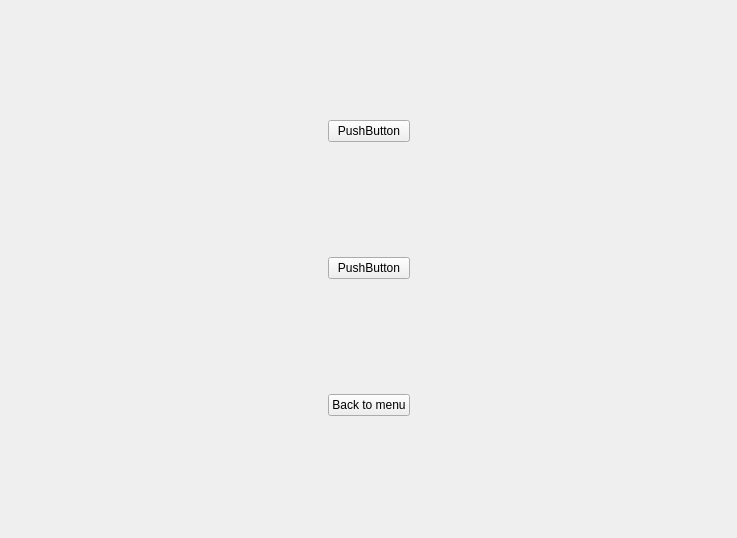
Tock15/FEMjump, file settings.ui: the form before one commit.
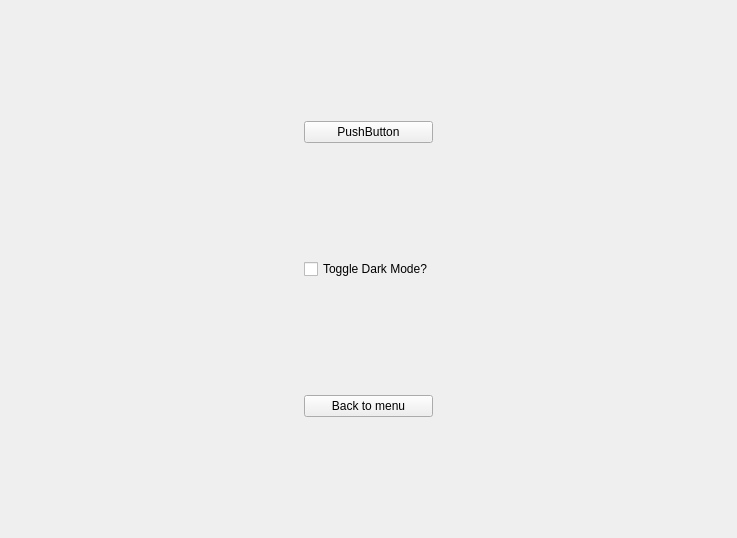
The form after the commit.

Commit message: added theme toggled and themes

```diff
--- a/settings.ui
+++ b/settings.ui
@@ -43,9 +43,9 @@
      <item>
       <layout class="QHBoxLayout" name="horizontalLayout_5">
        <item>
-        <widget class="QPushButton" name="pushButton_3">
+        <widget class="QCheckBox" name="themeToggleButton">
          <property name="text">
-          <string>PushButton</string>
+          <string>Toggle Dark Mode?</string>
          </property>
         </widget>
        </item>
```
The commit also changes 7 other files.
